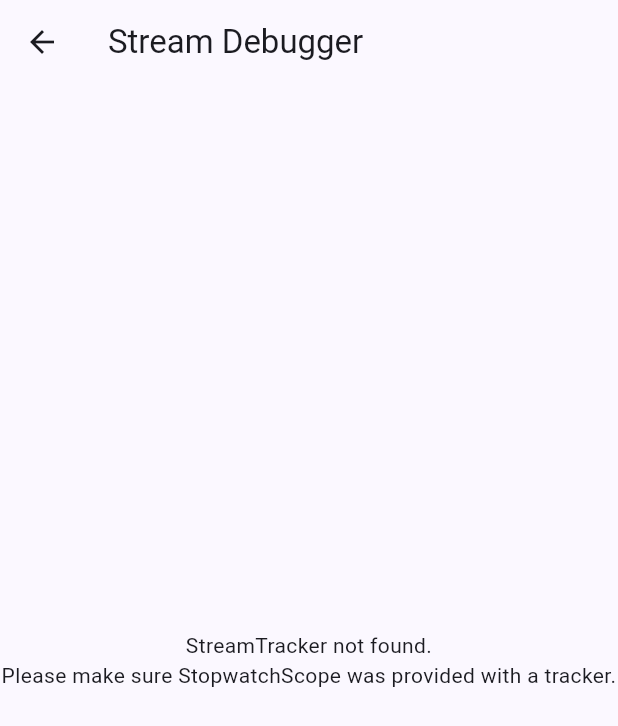
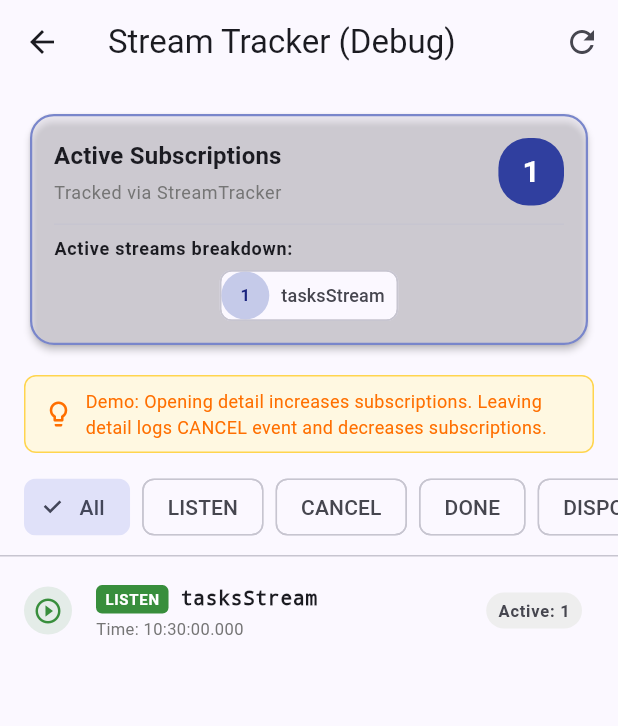
Before and after one commit to cityengin/multi-stopwatch, a Flutter app: the screen it shows after launch, after a tap on the "bug report" icon, on a phone screen of 412 x 824 dp. Shown: the top 726 px of the screen. Run offline on Flutter 3.47's test engine with Material 3 defaults, Android fonts, the phone set to English and light mode, and no system bars; our stand-ins replace shared_preferences.

Commit message:
feat(ui): debugger

```diff
--- a/lib/ui/screens/home_screen.dart
+++ b/lib/ui/screens/home_screen.dart
@@ -496,8 +496,10 @@ class _HomeScreenState extends State<HomeScreen> {
   }
 
   void _navigateToDebug() {
-    Navigator.of(context)
-        .push(MaterialPageRoute(builder: (context) => const DebugScreen()));
+    final tracker = StopwatchScope.trackerOf(context);
+    Navigator.of(context).push(
+      MaterialPageRoute(builder: (context) => DebugScreen(tracker: tracker)),
+    );
   }
 
   void _navigateToLab() {
```
